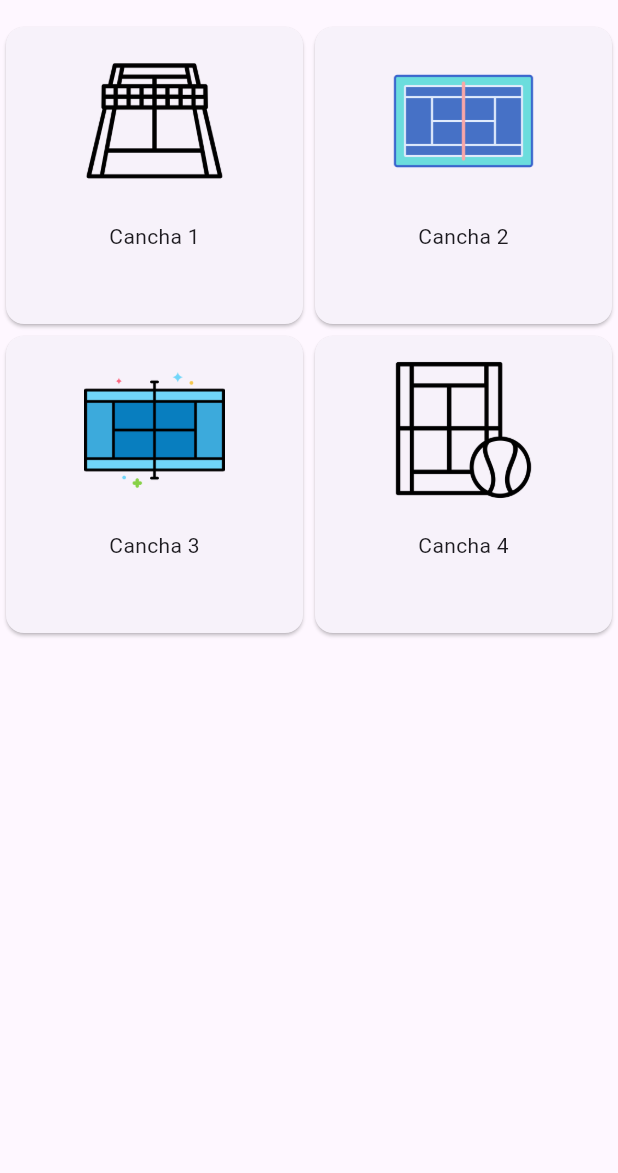
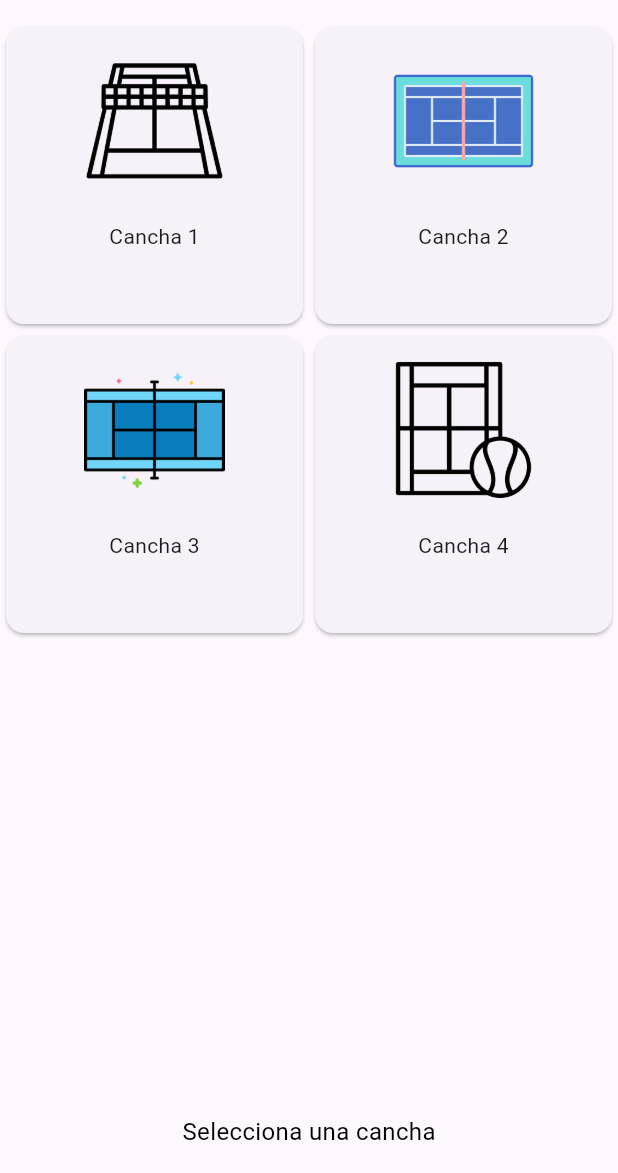
Before and after one commit to josefranciscogv/second_service, a Flutter app: the HomePage screen opened directly, on a phone screen of 412 x 824 dp, the part 63-1236 px from its top. Run offline on Flutter 3.47's test engine with Material 3 defaults, Android fonts, the phone set to English and light mode, and no system bars; our stand-ins replace bloc, cloud_firestore, equatable, firebase_auth, firebase_core, firebase_ui_firestore and 3 more; accounts and stored records are empty; generated files the repository leaves out were written again.

Commit message:
Home Page modified for selecting field

```diff
--- a/lib/home/home_page.dart
+++ b/lib/home/home_page.dart
@@ -21,7 +21,10 @@ class HomePage extends StatelessWidget {
           ),
         ],
       ),
-      body: GridView.count(
+      body: Column(
+        children: [
+          Expanded(
+            child: GridView.count(
               crossAxisCount: 2, // Defines 2 columns in the grid
               children: [
                 GestureDetector(
@@ -62,6 +65,19 @@ class HomePage extends StatelessWidget {
                 ),
               ],
             ),
+          ),
+          Padding(
+            padding: const EdgeInsets.all(16.0),
+            child: Text(
+              'Selecciona una cancha',
+              style: TextStyle(
+                fontSize: 16.0,
+                color: Colors.black, // Adjust color as needed
+              ),
+            ),
+          ),
+        ],
+      ),
     );
   }
 
@@ -74,7 +90,8 @@ class HomePage extends StatelessWidget {
           image: image, // Pass image path
           exchangeName: courtName, // Pass court name
           // Additional fields for FieldSchedule (optional)
-          date: '2024-05-04', fieldNumber: 1,
+          date: '2024-05-04',
+          fieldNumber: int.parse(courtName[courtName.length - 1]),
         ),
       ),
     );
```
Lines whose indentation alone changed are shown as unchanged.
